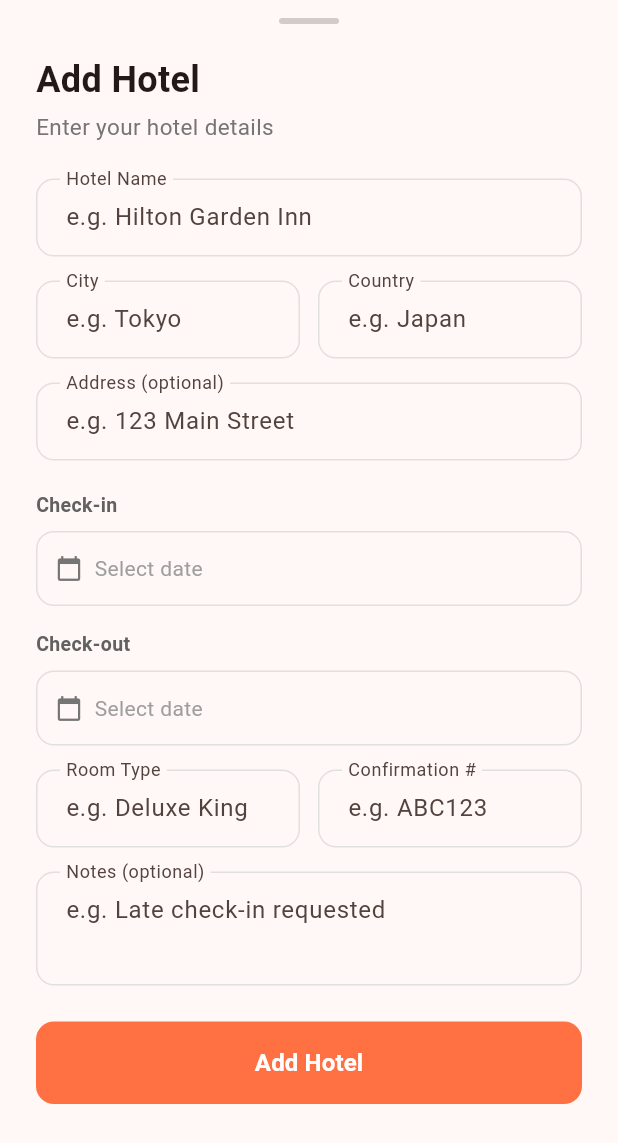
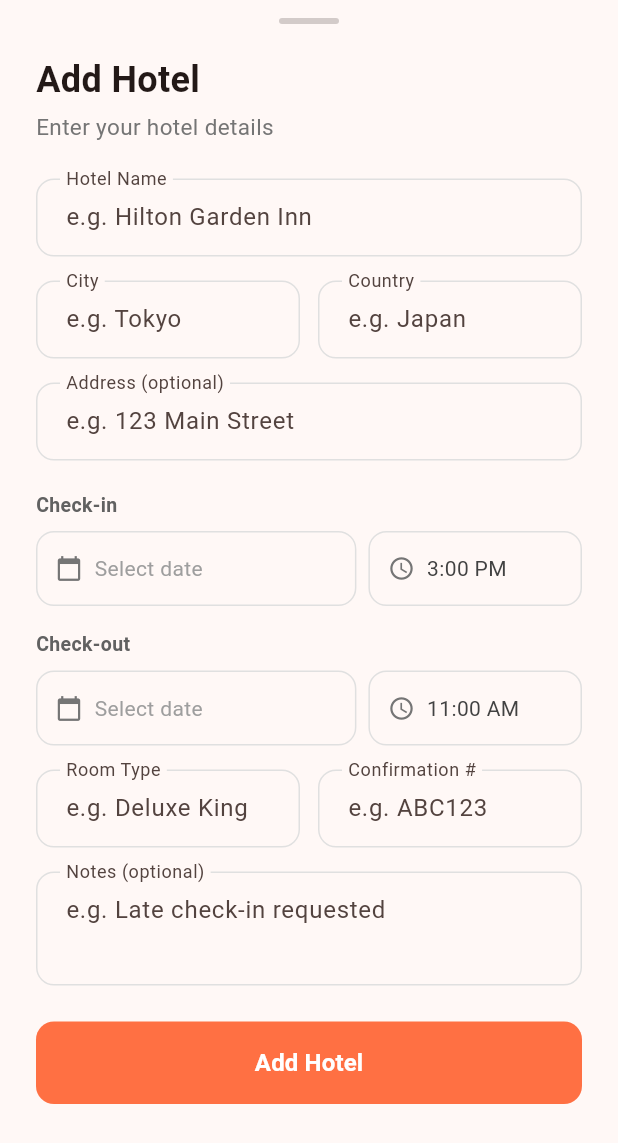
Before and after one commit to fadi-george/travel-organizer-app, a Flutter app: the _ManualHotelFormSheet widget shown alone on an empty page, opened directly with empty values, on a phone screen of 412 x 824 dp. Shown: the top 1143 px of the screen. Run offline on Flutter 3.47's test engine with Material 3 defaults, Android fonts, the light colour scheme and no system bars; our stand-ins replace cached_network_image, file_picker, flutter_dotenv; missing offline and left inert: convex_flutter, google_places_autocomplete_text_field, model_viewer_plus; Roboto replaces fonts that are missing (SF Pro Display).

Commit message:
add check in time and check out time for accomodations

```diff
--- a/client/lib/widgets/save_hotel_sheet.dart
+++ b/client/lib/widgets/save_hotel_sheet.dart
@@ -141,7 +141,15 @@ class _ManualHotelFormSheetState extends State<_ManualHotelFormSheet> {
   final _notesController = TextEditingController();
 
   DateTime? _checkInDate;
+  TimeOfDay _checkInTime = const TimeOfDay(
+    hour: 15,
+    minute: 0,
+  ); // Default 3:00 PM
   DateTime? _checkOutDate;
+  TimeOfDay _checkOutTime = const TimeOfDay(
+    hour: 11,
+    minute: 0,
+  ); // Default 11:00 AM
   bool _isSubmitting = false;
 
   bool get isEditing => widget.existingHotel != null;
@@ -164,9 +172,29 @@ class _ManualHotelFormSheetState extends State<_ManualHotelFormSheet> {
       if (checkIn != null) {
         _checkInDate = DateTime.tryParse(checkIn);
       }
+      final checkInTimeStr = hotel['checkInTime'] as String?;
+      if (checkInTimeStr != null) {
+        final parts = checkInTimeStr.split(':');
+        if (parts.length >= 2) {
+          _checkInTime = TimeOfDay(
+            hour: int.tryParse(parts[0]) ?? 15,
+            minute: int.tryParse(parts[1]) ?? 0,
+          );
+        }
+      }
       final checkOut = hotel['checkOut'] as String?;
       if (checkOut != null) {
         _checkOutDate = DateTime.tryParse(checkOut);
+      }
+      final checkOutTimeStr = hotel['checkOutTime'] as String?;
+      if (checkOutTimeStr != null) {
+        final parts = checkOutTimeStr.split(':');
+        if (parts.length >= 2) {
+          _checkOutTime = TimeOfDay(
+            hour: int.tryParse(parts[0]) ?? 11,
+            minute: int.tryParse(parts[1]) ?? 0,
+          );
+        }
       }
     }
   }
@@ -186,6 +214,16 @@ class _ManualHotelFormSheetState extends State<_ManualHotelFormSheet> {
   String _formatDate(DateTime? date) {
     if (date == null) return 'Select date';
     return DateFormat('MMM d, yyyy').format(date);
+  }
+
+  String _formatTime(TimeOfDay time) {
+    final hour = time.hourOfPeriod == 0 ? 12 : time.hourOfPeriod;
+    final period = time.period == DayPeriod.am ? 'AM' : 'PM';
+    return '$hour:${time.minute.toString().padLeft(2, '0')} $period';
+  }
+
+  String _timeToString(TimeOfDay time) {
+    return '${time.hour.toString().padLeft(2, '0')}:${time.minute.toString().padLeft(2, '0')}';
   }
 
   Future<void> _selectDate(bool isCheckIn) async {
@@ -210,6 +248,25 @@ class _ManualHotelFormSheetState extends State<_ManualHotelFormSheet> {
           }
         } else {
           _checkOutDate = date;
+        }
+      });
+    }
+  }
+
+  Future<void> _selectTime(bool isCheckIn) async {
+    final initialTime = isCheckIn ? _checkInTime : _checkOutTime;
+
+    final time = await showTimePicker(
+      context: context,
+      initialTime: initialTime,
+    );
+
+    if (time != null) {
+      setState(() {
+        if (isCheckIn) {
+          _checkInTime = time;
+        } else {
+          _checkOutTime = time;
         }
       });
     }
@@ -250,7 +307,9 @@ class _ManualHotelFormSheetState extends State<_ManualHotelFormSheet> {
               ? _roomTypeController.text.trim()
               : null,
           checkIn: _checkInDate!.toIso8601String().split('T').first,
+          checkInTime: _timeToString(_checkInTime),
           checkOut: _checkOutDate?.toIso8601String().split('T').first,
+          checkOutTime: _timeToString(_checkOutTime),
           confirmationNumber: _confirmationController.text.trim().isNotEmpty
               ? _confirmationController.text.trim()
               : null,
@@ -275,7 +334,9 @@ class _ManualHotelFormSheetState extends State<_ManualHotelFormSheet> {
               ? _roomTypeController.text.trim()
               : null,
           checkIn: _checkInDate!.toIso8601String().split('T').first,
+          checkInTime: _timeToString(_checkInTime),
           checkOut: _checkOutDate?.toIso8601String().split('T').first,
+          checkOutTime: _timeToString(_checkOutTime),
           confirmationNumber: _confirmationController.text.trim().isNotEmpty
               ? _confirmationController.text.trim()
               : null,
@@ -408,7 +469,7 @@ class _ManualHotelFormSheetState extends State<_ManualHotelFormSheet> {
                   ),
                   const SizedBox(height: 20),
 
-                  // Check-in Date
+                  // Check-in Date & Time
                   Text(
                     'Check-in',
                     style: TextStyle(
@@ -418,14 +479,30 @@ class _ManualHotelFormSheetState extends State<_ManualHotelFormSheet> {
                     ),
                   ),
                   const SizedBox(height: 8),
-                  _DateButton(
+                  Row(
+                    children: [
+                      Expanded(
+                        flex: 3,
+                        child: _DateTimeButton(
                           icon: Icons.calendar_today,
                           label: _formatDate(_checkInDate),
                           onTap: () => _selectDate(true),
                         ),
+                      ),
+                      const SizedBox(width: 8),
+                      Expanded(
+                        flex: 2,
+                        child: _DateTimeButton(
+                          icon: Icons.access_time,
+                          label: _formatTime(_checkInTime),
+                          onTap: () => _selectTime(true),
+                        ),
+                      ),
+                    ],
+                  ),
                   const SizedBox(height: 16),
 
-                  // Check-out Date
+                  // Check-out Date & Time
                   Text(
                     'Check-out',
                     style: TextStyle(
@@ -435,10 +512,26 @@ class _ManualHotelFormSheetState extends State<_ManualHotelFormSheet> {
                     ),
                   ),
                   const SizedBox(height: 8),
-                  _DateButton(
+                  Row(
+                    children: [
+                      Expanded(
+                        flex: 3,
+                        child: _DateTimeButton(
                           icon: Icons.calendar_today,
                           label: _formatDate(_checkOutDate),
                           onTap: () => _selectDate(false),
+                        ),
+                      ),
+                      const SizedBox(width: 8),
+                      Expanded(
+                        flex: 2,
+                        child: _DateTimeButton(
+                          icon: Icons.access_time,
+                          label: _formatTime(_checkOutTime),
+                          onTap: () => _selectTime(false),
+                        ),
+                      ),
+                    ],
                   ),
                   const SizedBox(height: 16),
 
@@ -537,12 +630,12 @@ class _ManualHotelFormSheetState extends State<_ManualHotelFormSheet> {
   }
 }
 
-class _DateButton extends StatelessWidget {
+class _DateTimeButton extends StatelessWidget {
   final IconData icon;
   final String label;
   final VoidCallback onTap;
 
-  const _DateButton({
+  const _DateTimeButton({
     required this.icon,
     required this.label,
     required this.onTap,
```
Also changed, not shown: client/lib/screens/trip_detail_screen.dart (+16 -1 lines), client/lib/services/convex_service.dart (+8 -0 lines), 3 other files. Lines whose indentation alone changed are shown as unchanged.
